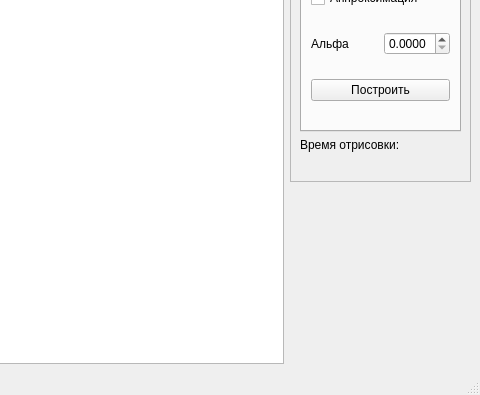
The window that ui/qt/design.ui (migregal/bmstu-iu7-cg-cp) describes before a commit, drawn with Qt 5; both pictures show x 203 to 683 and y 228 to 623 of the 683 by 623 pixel window.
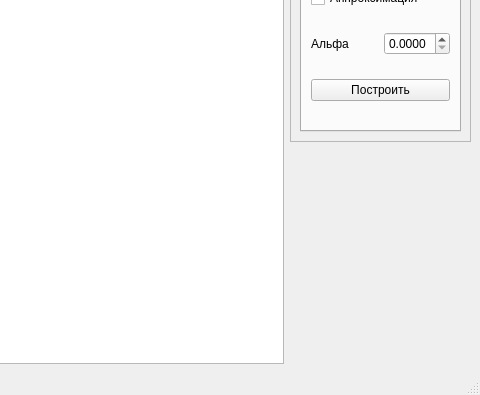
The same window after the commit.

Commit message: Time and screen resolution moved to status bar

```diff
--- a/ui/qt/design.ui
+++ b/ui/qt/design.ui
@@ -318,20 +318,6 @@
          </widget>
         </widget>
        </item>
-       <item>
-        <widget class="QLabel" name="label_13">
-         <property name="text">
-          <string>Время отрисовки:</string>
-         </property>
-        </widget>
-       </item>
-       <item>
-        <widget class="QLabel" name="timeMeasurement">
-         <property name="text">
-          <string/>
-         </property>
-        </widget>
-       </item>
       </layout>
      </widget>
     </item>
```
Left out of the diff: 32 changed lines with no effect on the pictures. The commit also changes 2 other files.
